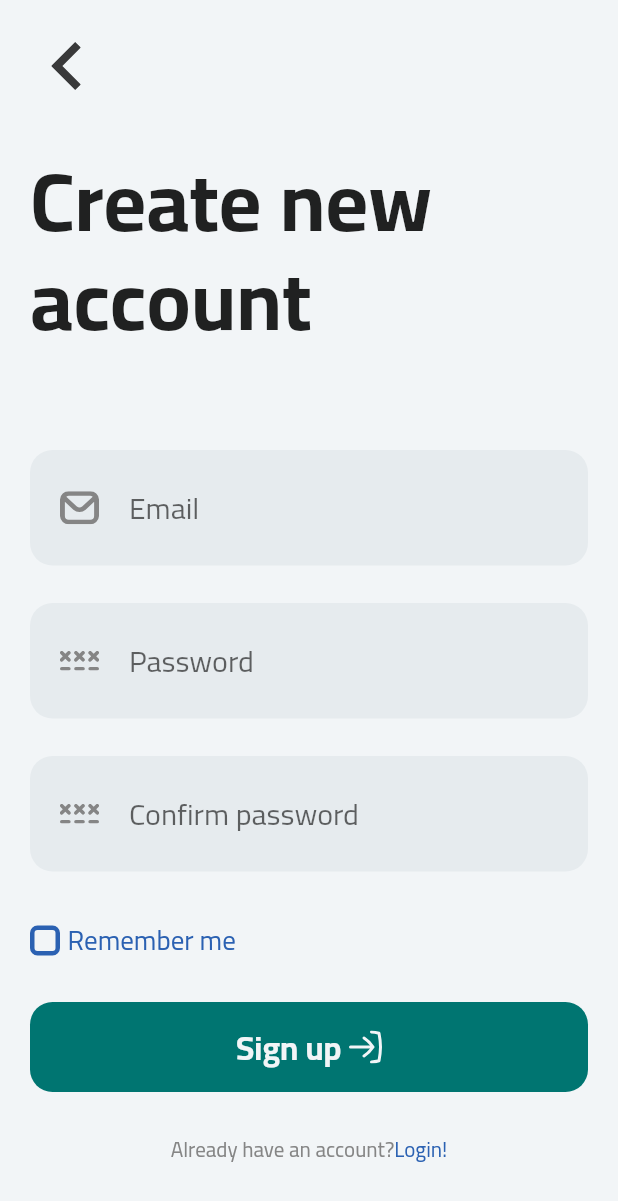
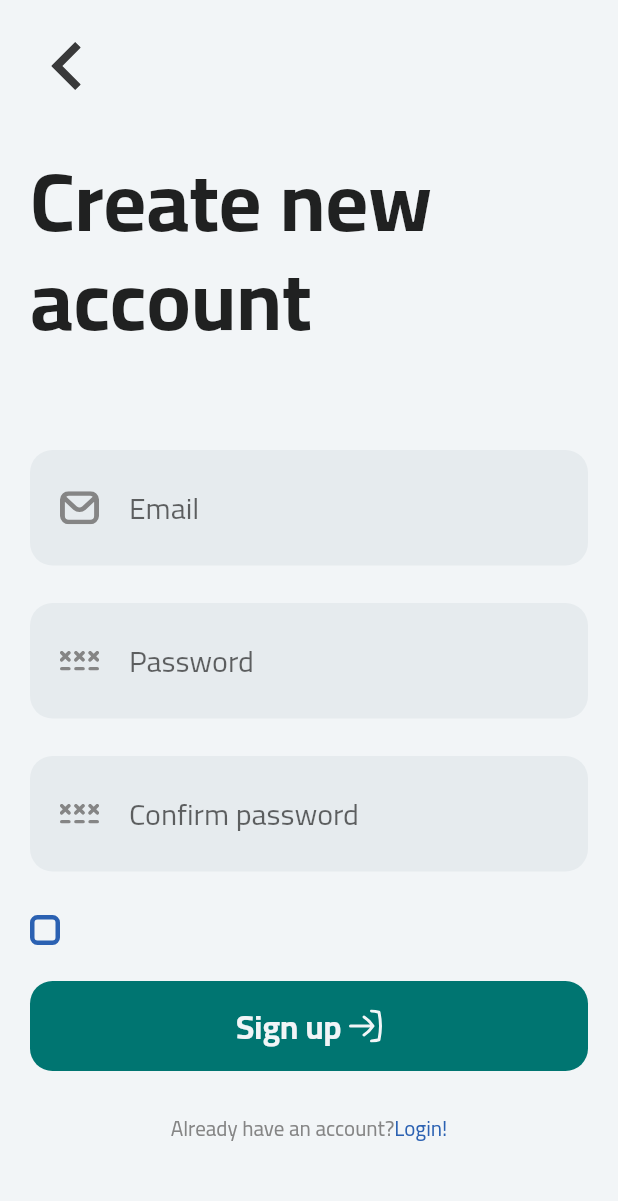
Before and after one commit to hasanShaaban/graph, a Flutter app: the screen it shows after launch, on a phone screen of 412 x 824 dp. Shown: the top 1201 px of the screen. Run offline on Flutter 3.47's test engine with Material 3 defaults, Android fonts, the phone set to English and light mode, and no system bars; our stand-ins replace bloc, dartz, dio, dots_indicator, flutter_bloc, flutter_datetime_picker_plus and 8 more; missing offline and left inert: comment_tree, easy_pdf_viewer; accounts and stored records are empty.

Commit message:
git pull and push

```diff
--- a/lib/core/widgets/expandable_text.dart
+++ b/lib/core/widgets/expandable_text.dart
@@ -1,7 +1,8 @@
 
 import 'package:flutter/widgets.dart';
-import '../../utils/app_text_style.dart';
-import '../../utils/constants.dart';
+import 'package:graph/core/utils/app_text_style.dart';
+import 'package:graph/core/utils/constants.dart';
+
 import '../../../generated/l10n.dart';
 
 class ExpandableText extends StatefulWidget {
--- a/lib/core/widgets/major_and_year_dropdown_buttons_section.dart
+++ b/lib/core/widgets/major_and_year_dropdown_buttons_section.dart
@@ -1,5 +1,6 @@
 import 'package:flutter/material.dart';
 import 'package:flutter_svg/svg.dart';
+import 'package:graph/core/widgets/custom_drop_down_button.dart';
 import '../utils/appAssets.dart';
 import '../utils/app_text_style.dart';
 import '../utils/constants.dart';
--- a/lib/core/widgets/posts/ads_post.dart
+++ b/lib/core/widgets/posts/ads_post.dart
@@ -1,4 +1,5 @@
 import 'package:flutter/material.dart';
+import 'package:graph/core/widgets/expandable_text.dart';
 import '../../utils/app_text_style.dart';
 import '../../utils/constants.dart';
 import 'ads_post_widgets/ads_post_header.dart';
--- a/lib/core/widgets/posts/group_post.dart
+++ b/lib/core/widgets/posts/group_post.dart
@@ -1,4 +1,5 @@
 import 'package:flutter/material.dart';
+import 'package:graph/core/widgets/posts/group_post_widgets/group_member_list_view.dart';
 import '../../utils/appAssets.dart';
 import '../../utils/app_text_style.dart';
 import '../../utils/constants.dart';
--- a/lib/core/widgets/posts/group_post_widgets/text_section.dart
+++ b/lib/core/widgets/posts/group_post_widgets/text_section.dart
@@ -1,7 +1,7 @@
 import 'package:flutter/widgets.dart';
 import '../../../utils/app_text_style.dart';
 import '../../../utils/constants.dart';
-import '../expandable_text.dart';
+
 import '../../../../generated/l10n.dart';
 import 'package:graph/core/utils/app_text_style.dart';
 import 'package:graph/core/utils/constants.dart';
--- a/lib/core/widgets/posts/public_post_widgets/public_post_conent.dart
+++ b/lib/core/widgets/posts/public_post_widgets/public_post_conent.dart
@@ -1,4 +1,5 @@
 import 'package:flutter/material.dart';
+import 'package:graph/core/widgets/expandable_text.dart';
 import '../../../utils/appAssets.dart';
 import '../../../utils/app_text_style.dart';
 import '../../../utils/constants.dart';
--- a/lib/features/auth/presentation/views/widgets/remeber_me_section.dart
+++ b/lib/features/auth/presentation/views/widgets/remeber_me_section.dart
@@ -54,13 +54,13 @@ class _RemeberMeSectionState extends State<RemeberMeSection> {
           ),
         ),
         SizedBox(width: 5),
-        Text(
-          widget.text,
+      //   Text(
+      //  text,
 
-          style: AppTextStyle.cairoRegular18.copyWith(
-            color: Constants.secondryColor,
-          ),
-        ),
+      //     style: AppTextStyle.cairoRegular18.copyWith(
+      //       color: Constants.secondryColor,
+      //     ),
+      //   ),
       ],
     );
   }
--- a/lib/features/main/presentation/views/main_page.dart
+++ b/lib/features/main/presentation/views/main_page.dart
@@ -1,4 +1,5 @@
 import 'package:flutter/material.dart';
+import 'package:graph/features/main/presentation/views/widgets/pending/pending_page_body.dart';
 import '../../../../core/utils/constants.dart';
 import 'widgets/home/home_page_body.dart';
 import 'widgets/main_floating_action_button.dart';
--- a/lib/main.dart
+++ b/lib/main.dart
@@ -3,7 +3,6 @@ import 'package:flutter_bloc/flutter_bloc.dart';
 import 'package:flutter_localizations/flutter_localizations.dart';
 import 'core/services/providers/theme_provider.dart';
 import 'features/auth/presentation/views/sign_up_view.dart';
-import 'package:graph/core/services/providers/theme_provider.dart';
 import 'package:graph/features/splash/presentation/views/splash_view.dart';
 import 'bloc_providers.dart';
 import 'core/services/providers/user_info_provider.dart';
@@ -73,7 +72,7 @@ class MyApp extends StatelessWidget {
         //initialRoute: SplashView.name,
         // initialRoute: ProfileView.name,
         initialRoute: SignUpView.name,
-        initialRoute: SplashView.name,
+      //  initialRoute: SplashView.name,
         // initialRoute: ProfileView.name,
          //initialRoute: SignUpView.name,
       ),
```
